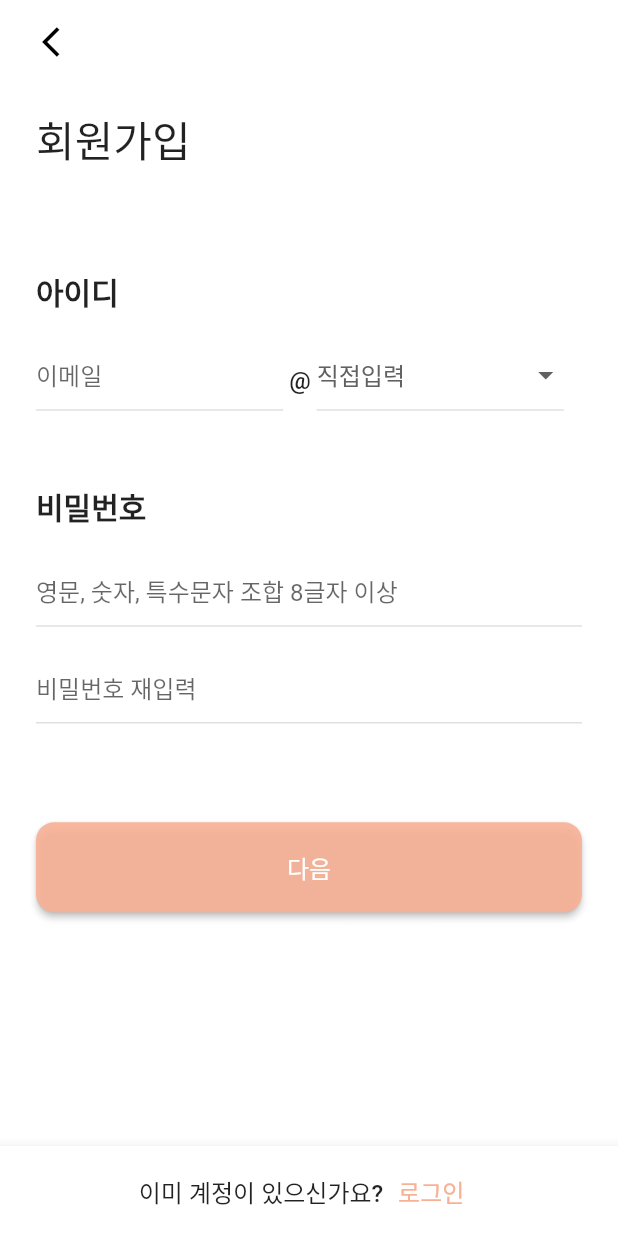
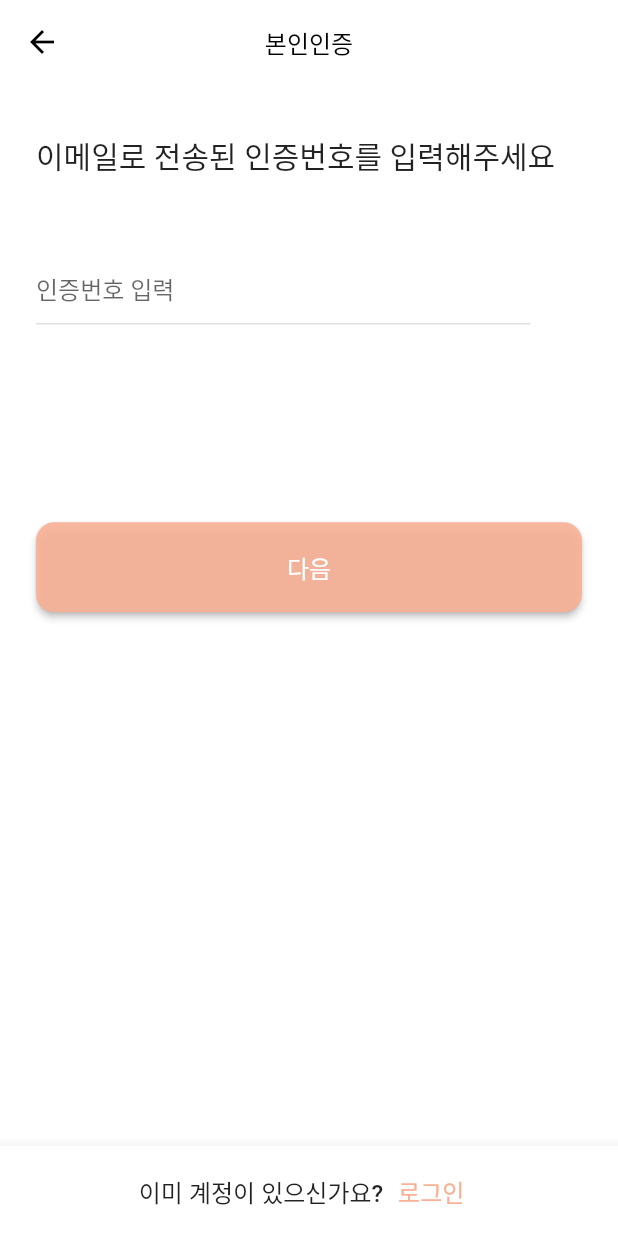
Before and after one commit to Aily-AIRecycle/Aily_app, a Flutter app: the registerScreen screen opened directly, after a tap on "다음", on a phone screen of 412 x 824 dp. Run offline on Flutter 3.47's test engine with Material 2 defaults, Android fonts, the phone set to English and light mode, and no system bars; our stand-ins replace dio, flutter_keyboard_visibility, flutter_native_splash, flutter_secure_storage, flutter_svg, geolocator and 4 more; missing offline and left inert: gradients; accounts and stored records are empty; Roboto replaces fonts that are missing (Pretendard).

Commit message:
본인인증 화면 - 이메일 인증

```diff
--- a/Aily/lib/screens/register_screen.dart
+++ b/Aily/lib/screens/register_screen.dart
@@ -1,4 +1,5 @@
 import 'package:flutter/material.dart';
+import 'verification_screen.dart';
 
 class registerScreen extends StatefulWidget {
   const registerScreen({Key? key}) : super(key: key);
@@ -236,7 +237,12 @@ class _registerScreenState extends State<registerScreen> {
             width: MediaQuery.of(context).size.width,
             height: 60,
             child: ElevatedButton(
-              onPressed: () {},
+              onPressed: () {
+                Navigator.push(
+                    context,
+                    MaterialPageRoute(
+                        builder: (context) => const verificationScreen()));
+              },
               child: Text(
                 '다음',
                 style: TextStyle(
--- /dev/null
+++ b/Aily/lib/screens/verification_screen.dart
@@ -0,0 +1,159 @@
+import 'package:flutter/material.dart';
+
+class verificationScreen extends StatefulWidget {
+  const verificationScreen({Key? key}) : super(key: key);
+
+  @override
+  _verificationScreenState createState() => _verificationScreenState();
+}
+
+class _verificationScreenState extends State<verificationScreen> {
+  Color myColor = const Color(0xFFF8B195);
+
+  @override
+  Widget build(BuildContext context) {
+    return Scaffold(
+      appBar: AppBar(
+        centerTitle: true,
+        backgroundColor: Colors.white,
+        iconTheme: const IconThemeData(color: Colors.black),
+        elevation: 0,
+        // leading: IconButton(
+        //   padding: const EdgeInsets.fromLTRB(24, 0, 0, 0),
+        //   icon: const Icon(Icons.arrow_back_ios, size: 24),
+        //   splashColor: Colors.transparent,
+        //   highlightColor: Colors.transparent,
+        //   onPressed: () {
+        //     Navigator.pop(context);
+        //   },
+        // ),
+        title: Text(
+          '본인인증',
+          style: TextStyle(
+            fontFamily: 'Pretendard',
+            fontSize: 16,
+            fontWeight: FontWeight.w500,
+            color: Colors.black,
+          ),
+        ),
+      ),
+      backgroundColor: Colors.white,
+      body: VerificationWidget(context),
+      bottomNavigationBar: BottomAppBar(
+        child: Container(
+          height: 60,
+          child: Row(
+            mainAxisAlignment: MainAxisAlignment.center,
+            children: [
+              Text(
+                '이미 계정이 있으신가요?',
+                style: TextStyle(
+                  fontFamily: 'Pretendard',
+                  fontSize: 16,
+                  fontWeight: FontWeight.w500,
+                ),
+              ),
+              TextButton(
+                onPressed: () {
+                  Navigator.pop(context);
+                },
+                child: Text(
+                  '로그인',
+                  style: TextStyle(
+                    fontFamily: 'Pretendard',
+                    fontSize: 16,
+                    fontWeight: FontWeight.w500,
+                    color: myColor,
+                  ),
+                ),
+              ),
+            ],
+          ),
+        ),
+      ),
+    );
+  }
+
+  Widget VerificationWidget(BuildContext context) {
+    String? dropdownValue = '직접입력';
+    return Padding(
+      padding: const EdgeInsets.symmetric(horizontal: 24),
+      child: Column(
+        mainAxisAlignment: MainAxisAlignment.start,
+        crossAxisAlignment: CrossAxisAlignment.start,
+        children: [
+          SizedBox(height: MediaQuery.of(context).size.height * 0.04),
+          Text(
+            '이메일로 전송된 인증번호를 입력해주세요',
+            style: TextStyle(
+              fontFamily: 'Pretendard',
+              fontSize: 20,
+              fontWeight: FontWeight.w500,
+            ),
+          ),
+          SizedBox(height: MediaQuery.of(context).size.height * 0.06),
+          Row(
+            children: [
+              Container(
+                width: MediaQuery.of(context).size.width * 0.8,
+                child: TextField(
+                  decoration: InputDecoration(
+                    hintText: '인증번호 입력',
+                    hintStyle: TextStyle(
+                      fontFamily: 'Pretendard',
+                      fontSize: 16,
+                      fontWeight: FontWeight.w400,
+                    ),
+                    enabledBorder: UnderlineInputBorder(
+                      borderSide: BorderSide(
+                        color: Color(0xFFE0E0E0),
+                        width: 1,
+                      ),
+                    ),
+                    focusedBorder: UnderlineInputBorder(
+                      borderSide: BorderSide(
+                        color: Color(0xFFE0E0E0),
+                        width: 1,
+                      ),
+                    ),
+                  ),
+                ),
+              ),
+
+
+            ],
+          ),
+          SizedBox(height: MediaQuery.of(context).size.height * 0.06),
+          SizedBox(height: MediaQuery.of(context).size.height * 0.02),
+          SizedBox(height: MediaQuery.of(context).size.height * 0.08),
+          Container(
+            width: MediaQuery.of(context).size.width,
+            height: 60,
+            child: ElevatedButton(
+              onPressed: () {
+                Navigator.push(
+                    context,
+                    MaterialPageRoute(
+                        builder: (context) => const verificationScreen()));
+              },
+              child: Text(
+                '다음',
+                style: TextStyle(
+                  fontFamily: 'Pretendard',
+                  fontSize: 16,
+                  fontWeight: FontWeight.w500,
+                ),
+              ),
+              style: ElevatedButton.styleFrom(
+                backgroundColor: myColor.withOpacity(0.9),
+                shape: RoundedRectangleBorder(
+                  borderRadius: BorderRadius.circular(12),
+                ),
+              ),
+            ),
+          ),
+        ],
+      ),
+    );
+  }
+}
```
